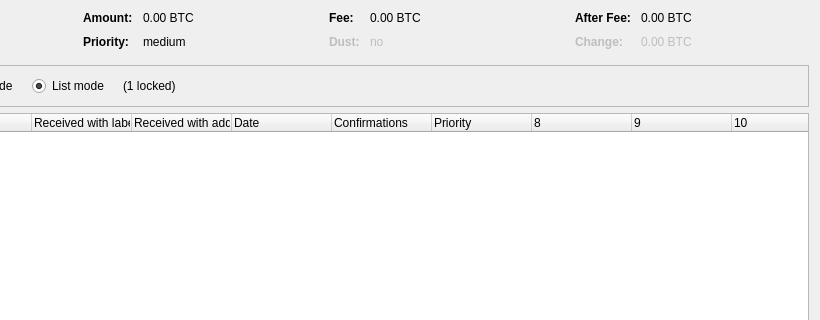
notestrand/tt, file src/qt/forms/coincontroldialog.ui: the form before one commit; both pictures show x 180 to 1000 and y 0 to 320 of the 1000 by 500 pixel window.
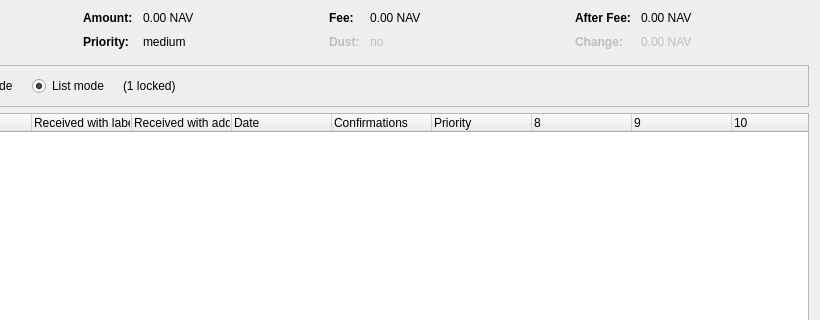
The form after the commit. Custom widgets are drawn as their Qt base class.

Diff of the .ui file:
```diff
--- a/src/qt/forms/coincontroldialog.ui
+++ b/src/qt/forms/coincontroldialog.ui
@@ -132,7 +132,7 @@
           <enum>Qt::ActionsContextMenu</enum>
          </property>
          <property name="text">
-          <string notr="true">0.00 BTC</string>
+          <string notr="true">0.00 NAV</string>
          </property>
          <property name="textInteractionFlags">
           <set>Qt::LinksAccessibleByMouse|Qt::TextSelectableByKeyboard|Qt::TextSelectableByMouse</set>
@@ -206,7 +206,7 @@
           <enum>Qt::ActionsContextMenu</enum>
          </property>
          <property name="text">
-          <string notr="true">0.00 BTC</string>
+          <string notr="true">0.00 NAV</string>
          </property>
          <property name="textInteractionFlags">
           <set>Qt::LinksAccessibleByMouse|Qt::TextSelectableByKeyboard|Qt::TextSelectableByMouse</set>
@@ -286,7 +286,7 @@
           <enum>Qt::ActionsContextMenu</enum>
          </property>
          <property name="text">
-          <string notr="true">0.00 BTC</string>
+          <string notr="true">0.00 NAV</string>
          </property>
          <property name="textInteractionFlags">
           <set>Qt::LinksAccessibleByMouse|Qt::TextSelectableByKeyboard|Qt::TextSelectableByMouse</set>
@@ -321,7 +321,7 @@
           <enum>Qt::ActionsContextMenu</enum>
          </property>
          <property name="text">
-          <string notr="true">0.00 BTC</string>
+          <string notr="true">0.00 NAV</string>
          </property>
          <property name="textInteractionFlags">
           <set>Qt::LinksAccessibleByMouse|Qt::TextSelectableByKeyboard|Qt::TextSelectableByMouse</set>
```
